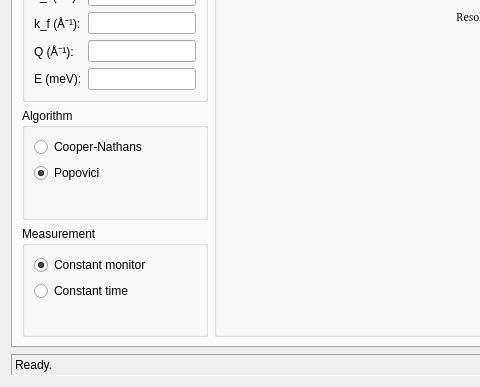
Before: the Qt Designer form ui/reso.ui in tweber-ill/frm_mirror-takin1, drawn with Qt 5; both pictures show x 0 to 480 and y 91 to 478 of the 810 by 478 pixel window.
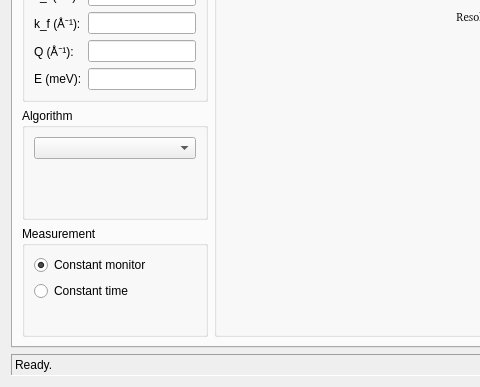
After: the same form once the commit is applied. Icons and pictures are not drawn.

What changed in the file:
```diff
--- a/ui/reso.ui
+++ b/ui/reso.ui
@@ -1257,25 +1257,8 @@
           <property name="fieldGrowthPolicy">
            <enum>QFormLayout::AllNonFixedFieldsGrow</enum>
           </property>
-          <item row="0" column="0">
-           <widget class="QRadioButton" name="radioCN">
-            <property name="text">
-             <string>Cooper-Nathans</string>
-            </property>
-            <property name="checked">
-             <bool>false</bool>
-            </property>
-           </widget>
-          </item>
-          <item row="1" column="0">
-           <widget class="QRadioButton" name="radioPop">
-            <property name="text">
-             <string>Popovici</string>
-            </property>
-            <property name="checked">
-             <bool>true</bool>
-            </property>
-           </widget>
+          <item row="0" column="0" colspan="2">
+           <widget class="QComboBox" name="comboAlgo"/>
           </item>
          </layout>
         </widget>
```
Left out of the diff: 54 changed lines with no effect on the pictures.
